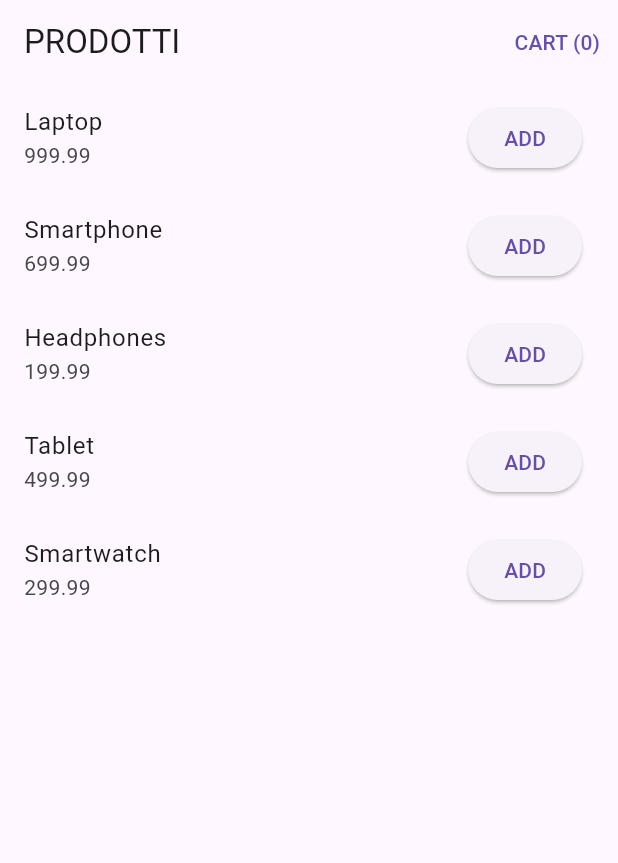
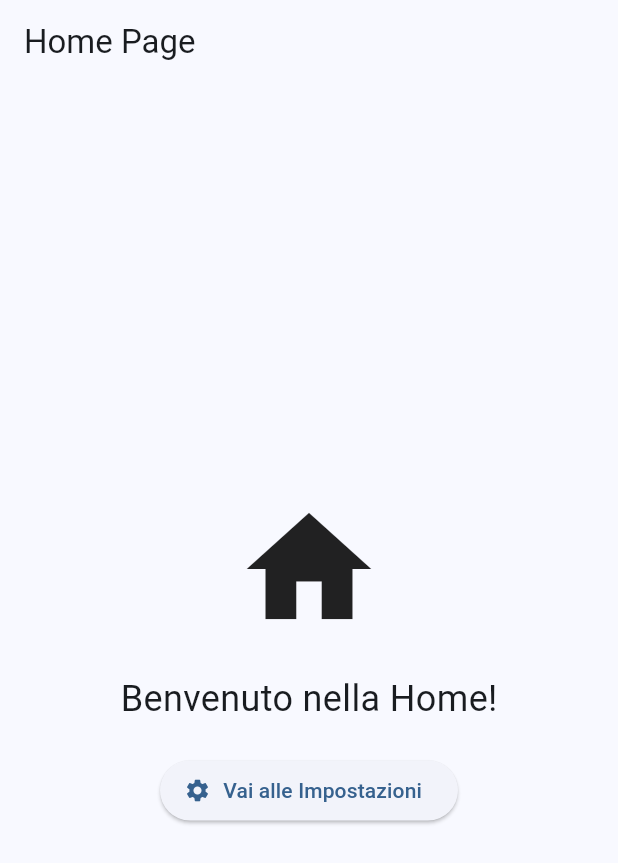
Before and after one commit to ilvostrocarokawe/crossplatform-futurevoid, a Flutter app: the screen it shows after launch, on a phone screen of 412 x 824 dp. Shown: the top 863 px of the screen. Run offline on Flutter 3.47's test engine with Material 3 defaults, Android fonts, the phone set to English and light mode, and no system bars; our stand-ins replace flutter_riverpod, go_router.

Commit message:
esercizio 3.2

```diff
--- /dev/null
+++ b/lib/home_screen.dart
@@ -0,0 +1,36 @@
+import 'package:flutter/material.dart';
+import 'package:go_router/go_router.dart';
+
+class HomeScreen extends StatelessWidget {
+  const HomeScreen({super.key});
+
+  @override
+  Widget build(BuildContext context) {
+    return Scaffold(
+      appBar: AppBar(
+        title: const Text('Home Page'),
+      ),
+      body: Center(
+        child: Column(
+          mainAxisAlignment: MainAxisAlignment.center,
+          children: [
+            const Icon(Icons.home, size: 100),
+            const SizedBox(height: 20),
+            const Text(
+              'Benvenuto nella Home!',
+              style: TextStyle(fontSize: 24),
+            ),
+            const SizedBox(height: 20),
+            ElevatedButton.icon(
+              onPressed: () {
+                context.go('/settings');
+              },
+              icon: const Icon(Icons.settings),
+              label: const Text('Vai alle Impostazioni'),
+            ),
+          ],
+        ),
+      ),
+    );
+  }
+}
--- a/lib/main.dart
+++ b/lib/main.dart
@@ -1,6 +1,7 @@
 import 'package:flutter/material.dart';
 import 'package:flutter_riverpod/flutter_riverpod.dart';
-import 'router/app_router.dart';
+import 'router.dart';
+import 'theme_provider.dart';
 
 void main() {
   runApp(const ProviderScope(child: MyApp()));
@@ -11,15 +12,16 @@ class MyApp extends ConsumerWidget {
 
   @override
   Widget build(BuildContext context, WidgetRef ref) {
-    final router = ref.watch(goRouterProvider);
+    final themeState = ref.watch(themeProvider);
 
     return MaterialApp.router(
-      title: 'Shopping Cart',
+      title: 'Better Color Changer',
+      routerConfig: router,
       theme: ThemeData(
-        primarySwatch: Colors.blue,
         useMaterial3: true,
+        colorSchemeSeed: themeState.selectedColor,
+        brightness: themeState.isDarkMode ? Brightness.dark : Brightness.light,
       ),
-      routerConfig: router,
     );
   }
 }
--- a/lib/providers/products_provider.dart
+++ /dev/null
@@ -1,12 +0,0 @@
-import 'package:flutter_riverpod/flutter_riverpod.dart';
-import '../models/product.dart';
-
-final productsProvider = Provider<List<Product>>((ref) {
-  return [
-    Product(id: '1', name: 'Laptop', price: 999.99, imageUrl: 'https://via.placeholder.com/150'),
-    Product(id: '2', name: 'Smartphone', price: 699.99, imageUrl: 'https://via.placeholder.com/150'),
-    Product(id: '3', name: 'Headphones', price: 199.99, imageUrl: 'https://via.placeholder.com/150'),
-    Product(id: '4', name: 'Tablet', price: 499.99, imageUrl: 'https://via.placeholder.com/150'),
-    Product(id: '5', name: 'Smartwatch', price: 299.99, imageUrl: 'https://via.placeholder.com/150'),
-  ];
-});
--- /dev/null
+++ b/lib/router.dart
@@ -0,0 +1,18 @@
+import 'package:go_router/go_router.dart';
+import 'home_screen.dart';
+import 'settings_screen.dart';
+
+
+final GoRouter router = GoRouter(
+  initialLocation: '/home',
+  routes: [
+    GoRoute(
+      path: '/home',
+      builder: (context, state) => const HomeScreen(),
+    ),
+    GoRoute(
+      path: '/settings',
+      builder: (context, state) => const SettingsScreen(),
+    ),
+  ],
+);
--- a/lib/router/app_router.dart
+++ /dev/null
@@ -1,23 +0,0 @@
-import 'package:flutter/material.dart';
-import 'package:go_router/go_router.dart';
-import 'package:flutter_riverpod/flutter_riverpod.dart';
-import '../screens/products_screen.dart';
-import '../screens/cart_screen.dart';
-
-final goRouterProvider = Provider<GoRouter>((ref) {
-  return GoRouter(
-    initialLocation: '/products',
-    routes: [
-      GoRoute(
-        path: '/products',
-        name: 'products',
-        builder: (context, state) => const ProductsScreen(),
-      ),
-      GoRoute(
-        path: '/cart',
-        name: 'cart',
-        builder: (context, state) => const CartScreen(),
-      ),
-    ],
-  );
-});
--- a/lib/screens/products_screen.dart
+++ /dev/null
@@ -1,47 +0,0 @@
-import 'package:flutter/material.dart';
-import 'package:flutter_riverpod/flutter_riverpod.dart';
-import 'package:go_router/go_router.dart';
-import '../providers/products_provider.dart';
-import '../providers/cart_provider.dart';
-
-class ProductsScreen extends ConsumerWidget {
-  const ProductsScreen({super.key});
-
-  @override
-  Widget build(BuildContext context, WidgetRef ref) {
-    final products = ref.watch(productsProvider);
-    final cartCount = ref.watch(
-      cartProvider.select(
-        (cart) => cart.fold(0, (sum, e) => sum + e.quantity),
-      ),
-    );
-
-    return Scaffold(
-      appBar: AppBar(
-        title: const Text('PRODOTTI'),
-        actions: [
-          TextButton(
-            onPressed: () => context.go('/cart'),
-            child: Text('CART ($cartCount)'),
-          ),
-        ],
-      ),
-      body: ListView.builder(
-        itemCount: products.length,
-        itemBuilder: (_, i) {
-          final p = products[i];
-          return ListTile(
-            title: Text(p.name),
-            subtitle: Text(p.price.toString()),
-            trailing: ElevatedButton(
-              onPressed: () {
-                ref.read(cartProvider.notifier).addItem(p);
-              },
-              child: const Text('ADD'),
-            ),
-          );
-        },
-      ),
-    );
-  }
-}
--- a/pubspec.yaml
+++ b/pubspec.yaml
@@ -1,4 +1,4 @@
-name: crossplatformfuturevoid
+name: better_color_changer
 description: "A new Flutter project."
 # The following line prevents the package from being accidentally published to
 # pub.dev using `flutter pub publish`. This is preferred for private packages.
@@ -30,12 +30,12 @@ environment:
 dependencies:
   flutter:
     sdk: flutter
+  flutter_riverpod: ^2.4.0
+  go_router: ^13.0.0
 
   # The following adds the Cupertino Icons font to your application.
   # Use with the CupertinoIcons class for iOS style icons.
   cupertino_icons: ^1.0.8
-  flutter_riverpod: ^3.0.3
-  go_router: ^17.0.0
 
 dev_dependencies:
   flutter_test:
```
Also changed, not shown: lib/models/cart_item.dart (deleted, +0 -25 lines), lib/models/product.dart (deleted, +0 -13 lines), lib/providers/cart_provider.dart (deleted, +0 -73 lines), lib/screens/cart_screen.dart (deleted, +0 -91 lines), lib/settings_screen.dart (added, +88 -0 lines), lib/theme_provider.dart (added, +44 -0 lines), pubspec.lock, 104 other files.
